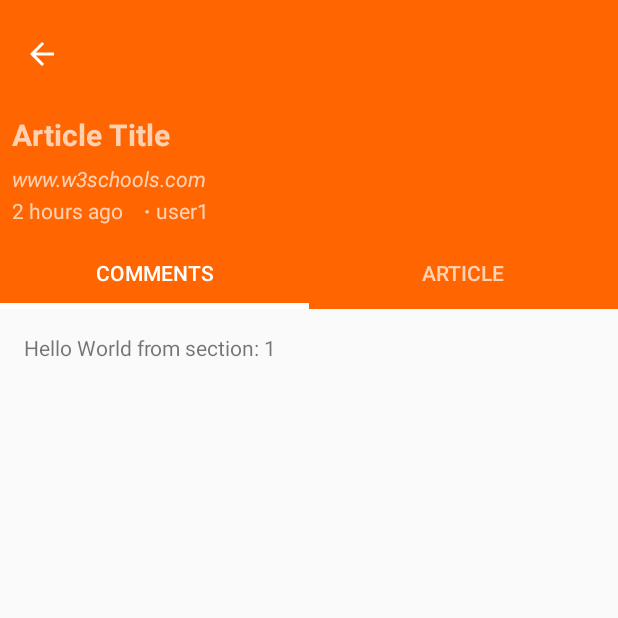
After one commit to laxman-spidey/hackernews-omnify, an Android app: the DetailActivity screen opened directly, with no data from a screen before it, on a phone screen of 412 x 824 dp, the top half of it. The commit adds this screen. Run offline under Robolectric (Android 15) with nearby library versions, the phone set to English and light mode, and no system bars; our stand-ins replace Firebase (no records; nobody signed in at launch, a user with empty details on screens opened directly).

Commit message:
ArticleDetailsActivity: tabviews, article data display, collapsible toolbar - implemented

```diff
--- a/app/src/main/java/com/omnify/hackernews/hackernews/ArticlesRecyclerViewAdapter.java
+++ b/app/src/main/java/com/omnify/hackernews/hackernews/ArticlesRecyclerViewAdapter.java
@@ -46,6 +46,7 @@ public class ArticlesRecyclerViewAdapter extends RecyclerView.Adapter<ArticlesRe
         holder.mArticleTitle.setText(article.title);
         holder.mArticleSite.setText(article.url);
         holder.mArticleSubmittedByUser.setText(article.by);
+        holder.mArticleSubmissionDate.setText(DateUtil.getRelativeTime(article.time));
         if (article.kids != null) {
             holder.mCommentCount.setText("" + article.kids.size());
         } else {
@@ -53,14 +54,11 @@ public class ArticlesRecyclerViewAdapter extends RecyclerView.Adapter<ArticlesRe
         }
 
 
-        holder.mView.setOnClickListener(new View.OnClickListener() {
-            @Override
-            public void onClick(View v) {
-                if (null != mListener) {
-                    // Notify the active callbacks interface (the activity, if the
-                    // fragment is attached to one) that an item has been selected.
-                    mListener.onListFragmentInteraction(holder.mItem);
-                }
+        holder.mView.setOnClickListener(v -> {
+            if (null != mListener) {
+                // Notify the active callbacks interface (the activity, if the
+                // fragment is attached to one) that an item has been selected.
+                mListener.onListFragmentInteraction(holder.mItem);
             }
         });
     }
--- /dev/null
+++ b/app/src/main/java/com/omnify/hackernews/hackernews/DateUtil.java
@@ -0,0 +1,15 @@
+package com.omnify.hackernews.hackernews;
+
+import android.text.format.DateUtils;
+import android.util.Log;
+
+import java.text.SimpleDateFormat;
+import java.util.Date;
+
+public class DateUtil {
+
+    public static String getRelativeTime(long date)
+    {
+        return DateUtils.getRelativeTimeSpanString(date, new Date().getTime(), DateUtils.MINUTE_IN_MILLIS).toString();
+    }
+}
--- /dev/null
+++ b/app/src/main/java/com/omnify/hackernews/hackernews/DetailActivity.java
@@ -0,0 +1,143 @@
+package com.omnify.hackernews.hackernews;
+
+import android.content.Intent;
+import android.support.design.widget.TabLayout;
+import android.support.design.widget.FloatingActionButton;
+import android.support.design.widget.Snackbar;
+import android.support.v7.app.AppCompatActivity;
+import android.support.v7.widget.Toolbar;
+
+import android.support.v4.app.Fragment;
+import android.support.v4.app.FragmentManager;
+import android.support.v4.app.FragmentPagerAdapter;
+import android.support.v4.view.ViewPager;
+import android.os.Bundle;
+import android.view.LayoutInflater;
+import android.view.Menu;
+import android.view.MenuItem;
+import android.view.View;
+import android.view.ViewGroup;
+
+import android.widget.TextView;
+
+import com.omnify.hackernews.hackernews.models.Article;
+
+public class DetailActivity extends BaseActivity {
+
+    private SectionsPagerAdapter mSectionsPagerAdapter;
+    private ViewPager mViewPager;
+    public TextView mArticleTitle;
+    public TextView mArticleSite;
+    public TextView mArticleSubmissionDate;
+    public TextView mArticleSubmittedByUser;
+
+
+    @Override
+    protected void onCreate(Bundle savedInstanceState) {
+        super.onCreate(savedInstanceState);
+        setContentView(R.layout.activity_detail);
+
+        Toolbar toolbar = findViewById(R.id.toolbar);
+        setSupportActionBar(toolbar);
+        getSupportActionBar().setDisplayHomeAsUpEnabled(true);
+        setArticleDataFromIntent();
+        // Create the adapter that will return a fragment for each of the three
+        // primary sections of the activity.
+        mSectionsPagerAdapter = new SectionsPagerAdapter(getSupportFragmentManager());
+
+        // Set up the ViewPager with the sections adapter.
+        mViewPager = (ViewPager) findViewById(R.id.container);
+        mViewPager.setAdapter(mSectionsPagerAdapter);
+
+        TabLayout tabLayout = (TabLayout) findViewById(R.id.tabs);
+
+        mViewPager.addOnPageChangeListener(new TabLayout.TabLayoutOnPageChangeListener(tabLayout));
+        tabLayout.addOnTabSelectedListener(new TabLayout.ViewPagerOnTabSelectedListener(mViewPager));
+
+
+    }
+
+    private void setArticleDataFromIntent() {
+        Article article = Article.newInstance(getIntent().getStringExtra("article"));
+        if (article != null) {
+            mArticleTitle = findViewById(R.id.articleTitle);
+            mArticleSite = findViewById(R.id.articleSite);
+            mArticleSubmissionDate = findViewById(R.id.submissionDate);
+            mArticleSubmittedByUser = findViewById(R.id.submittedByUser);
+
+            mArticleTitle.setText(article.title);
+            mArticleSite.setText(article.url);
+            mArticleSubmittedByUser.setText(article.by);
+            mArticleSubmissionDate.setText(DateUtil.getRelativeTime(article.time));
+        }
+    }
+
+    @Override
+    public boolean onOptionsItemSelected(MenuItem item) {
+        switch (item.getItemId()) {
+            case android.R.id.home:
+                onBackPressed();
+                return true;
+        }
+        return super.onOptionsItemSelected(item);
+    }
+
+    /**
+     * A placeholder fragment containing a simple view.
+     */
+    public static class PlaceholderFragment extends Fragment {
+        /**
+         * The fragment argument representing the section number for this
+         * fragment.
+         */
+        private static final String ARG_SECTION_NUMBER = "section_number";
+
+        public PlaceholderFragment() {
+        }
+
+        /**
+         * Returns a new instance of this fragment for the given section
+         * number.
+         */
+        public static PlaceholderFragment newInstance(int sectionNumber) {
+            PlaceholderFragment fragment = new PlaceholderFragment();
+            Bundle args = new Bundle();
+            args.putInt(ARG_SECTION_NUMBER, sectionNumber);
+            fragment.setArguments(args);
+            return fragment;
+        }
+
+        @Override
+        public View onCreateView(LayoutInflater inflater, ViewGroup container,
+                                 Bundle savedInstanceState) {
+            View rootView = inflater.inflate(R.layout.fragment_detail, container, false);
+            TextView textView = (TextView) rootView.findViewById(R.id.section_label);
+            textView.setText(getString(R.string.section_format, getArguments().getInt(ARG_SECTION_NUMBER)));
+            return rootView;
+        }
+    }
+
+    /**
+     * A {@link FragmentPagerAdapter} that returns a fragment corresponding to
+     * one of the sections/tabs/pages.
+     */
+    public class SectionsPagerAdapter extends FragmentPagerAdapter {
+
+        public SectionsPagerAdapter(FragmentManager fm) {
+            super(fm);
+        }
+
+        @Override
+        public Fragment getItem(int position) {
+            // getItem is called to instantiate the fragment for the given page.
+            // Return a PlaceholderFragment (defined as a static inner class below).
+            return PlaceholderFragment.newInstance(position + 1);
+        }
+
+        @Override
+        public int getCount() {
+            // Show 3 total pages.
+            return 3;
+        }
+    }
+}
--- a/app/src/main/java/com/omnify/hackernews/hackernews/MainActivity.java
+++ b/app/src/main/java/com/omnify/hackernews/hackernews/MainActivity.java
@@ -1,5 +1,6 @@
 package com.omnify.hackernews.hackernews;
 
+import android.content.Intent;
 import android.os.Bundle;
 import android.support.design.widget.FloatingActionButton;
 import android.support.design.widget.Snackbar;
@@ -27,6 +28,9 @@ public class MainActivity extends BaseActivity implements ArticlesFragment.OnLis
 
     @Override
     public void onListFragmentInteraction(Article item) {
+        Intent intent = new Intent(MainActivity.this, DetailActivity.class);
+        intent.putExtra("article", item.toString());
+        startActivity(intent);
 
     }
 }
--- a/app/src/main/java/com/omnify/hackernews/hackernews/models/Article.java
+++ b/app/src/main/java/com/omnify/hackernews/hackernews/models/Article.java
@@ -1,6 +1,7 @@
 package com.omnify.hackernews.hackernews.models;
 
 import com.google.firebase.database.Exclude;
+import com.google.gson.Gson;
 
 import java.util.List;
 
@@ -15,5 +16,7 @@ public class Article extends Model {
     public long time;
     public List<Integer> kids;
 
-
+    public static Article newInstance(String json) {
+        return new Gson().fromJson(json, Article.class);
+    }
 }
--- /dev/null
+++ b/app/src/main/res/layout/activity_detail.xml
@@ -0,0 +1,143 @@
+<?xml version="1.0" encoding="utf-8"?>
+<android.support.design.widget.CoordinatorLayout xmlns:android="http://schemas.android.com/apk/res/android"
+    xmlns:app="http://schemas.android.com/apk/res-auto"
+    xmlns:tools="http://schemas.android.com/tools"
+    android:id="@+id/main_content"
+    android:layout_width="match_parent"
+    android:layout_height="match_parent"
+    android:fitsSystemWindows="true"
+    tools:context=".DetailActivity">
+
+    <android.support.design.widget.AppBarLayout
+        android:id="@+id/appbar"
+        android:layout_width="match_parent"
+        android:layout_height="wrap_content"
+        android:paddingTop="@dimen/appbar_padding_top"
+        android:theme="@style/AppTheme.AppBarOverlay">
+
+        <android.support.design.widget.CollapsingToolbarLayout
+            android:id="@+id/toolbar_layout"
+            android:layout_width="match_parent"
+            android:layout_height="match_parent"
+            android:fitsSystemWindows="true"
+            app:layout_scrollFlags="scroll|exitUntilCollapsed">
+
+            <RelativeLayout
+                android:layout_width="wrap_content"
+                android:layout_height="match_parent"
+                android:padding="8dp"
+                android:layout_marginTop="?attr/actionBarSize"
+                android:paddingBottom="5dp"
+                app:layout_collapseMode="parallax"
+                app:layout_collapseParallaxMultiplier="0.5"
+                android:paddingLeft="12dp">
+
+                <TextView
+                    android:id="@+id/articleTitle"
+                    android:layout_width="match_parent"
+                    android:layout_height="wrap_content"
+                    android:layout_marginBottom="4dp"
+                    android:layout_marginTop="4dp"
+                    android:ellipsize="marquee"
+                    android:maxLines="2"
+                    android:text="Article Title"
+                    android:textSize="20sp"
+                    android:textStyle="bold" />
+
+                <TextView
+                    android:id="@+id/articleSite"
+                    android:layout_width="match_parent"
+                    android:layout_height="wrap_content"
+                    android:layout_below="@id/articleTitle"
+                    android:layout_marginBottom="2dp"
+                    android:layout_marginTop="2dp"
+                    android:ellipsize="marquee"
+                    android:singleLine="true"
+                    android:text="www.w3schools.com"
+                    android:textSize="14sp"
+                    android:textStyle="italic" />
+
+                <TextView
+                    android:id="@+id/submissionDate"
+                    android:layout_width="wrap_content"
+                    android:layout_height="wrap_content"
+                    android:layout_below="@id/articleSite"
+                    android:text="2 hours ago   " />
+
+                <TextView
+                    android:id="@+id/middleDot"
+                    android:layout_width="wrap_content"
+                    android:layout_height="wrap_content"
+                    android:layout_alignTop="@+id/submissionDate"
+                    android:layout_toEndOf="@+id/submissionDate"
+                    android:layout_toRightOf="@+id/submissionDate"
+                    android:paddingLeft="4dp"
+                    android:paddingRight="4dp"
+                    android:text="·"
+                    android:textSize="14sp"
+                    android:textStyle="bold"
+
+                    />
+
+                <TextView
+                    android:id="@+id/submittedByUser"
+                    android:layout_width="wrap_content"
+                    android:layout_height="wrap_content"
+                    android:layout_alignTop="@+id/submissionDate"
+                    android:layout_toEndOf="@+id/middleDot"
+                    android:layout_toRightOf="@+id/middleDot"
+                    android:text="user1" />
+            </RelativeLayout>
+
+            <android.support.v7.widget.Toolbar
+                android:id="@+id/toolbar"
+                android:layout_width="match_parent"
+                android:layout_height="?attr/actionBarSize"
+                android:background="?attr/colorPrimary"
+                android:contentInsetStart="0dp"
+                android:contentInsetLeft="0dp"
+
+                app:layout_collapseMode="pin"
+                android:minHeight="?attr/actionBarSize"
+                android:layout_alignParentTop="true"
+                >
+                <RelativeLayout
+                    android:layout_width="match_parent"
+                    android:layout_height="match_parent">
+
+                </RelativeLayout>
+            </android.support.v7.widget.Toolbar>
+        </android.support.design.widget.CollapsingToolbarLayout>
+
+        <android.support.design.widget.TabLayout
+            android:id="@+id/tabs"
+            android:layout_width="match_parent"
+            android:elevation="6sp"
+            app:tabIndicatorColor="@color/white"
+            app:tabIndicatorHeight="4dp"
+            android:layout_height="wrap_content">
+
+            <android.support.design.widget.TabItem
+                android:id="@+id/tabItem"
+                android:layout_width="wrap_content"
+                android:layout_height="wrap_content"
+                android:text="@string/tab_text_1" />
+
+            <android.support.design.widget.TabItem
+                android:id="@+id/tabItem2"
+                android:layout_width="wrap_content"
+                android:layout_height="wrap_content"
+                android:text="@string/tab_text_2" />
+
+
+        </android.support.design.widget.TabLayout>
+    </android.support.design.widget.AppBarLayout>
+
+    <android.support.v4.view.ViewPager
+        android:id="@+id/container"
+        android:layout_width="match_parent"
+        android:layout_height="match_parent"
+        app:layout_behavior="@string/appbar_scrolling_view_behavior" />
+
+
+</android.support.design.widget.CoordinatorLayout>
--- a/app/src/main/res/layout/article_item.xml
+++ b/app/src/main/res/layout/article_item.xml
@@ -58,11 +58,25 @@
                 android:layout_below="@id/articleSite"
                 android:text="2 hours ago   "/>
             <TextView
+                android:id="@+id/middleDot"
+                android:layout_width="wrap_content"
+                android:layout_height="wrap_content"
+                android:text="·"
+                android:textSize="14sp"
+                android:textStyle="bold"
+                android:paddingLeft="4dp"
+                android:paddingRight="4dp"
+                android:layout_alignTop="@+id/submissionDate"
+                android:layout_toRightOf="@+id/submissionDate"
+                android:layout_toEndOf="@+id/submissionDate"
+
+                />
+            <TextView
                 android:id="@+id/submittedByUser"
                 android:layout_width="wrap_content"
                 android:layout_height="wrap_content"
-                android:layout_toRightOf="@+id/submissionDate"
-                android:layout_toEndOf="@+id/submissionDate"
+                android:layout_toRightOf="@+id/middleDot"
+                android:layout_toEndOf="@+id/middleDot"
                 android:layout_alignTop="@+id/submissionDate"
                 android:text="user1"
                 />
--- /dev/null
+++ b/app/src/main/res/layout/fragment_detail.xml
@@ -0,0 +1,23 @@
+<?xml version="1.0" encoding="utf-8"?>
+<android.support.constraint.ConstraintLayout xmlns:android="http://schemas.android.com/apk/res/android"
+    xmlns:app="http://schemas.android.com/apk/res-auto"
+    xmlns:tools="http://schemas.android.com/tools"
+    android:id="@+id/constraintLayout"
+    android:layout_width="match_parent"
+    android:layout_height="match_parent"
+    tools:context=".DetailActivity$PlaceholderFragment">
+
+    <TextView
+        android:id="@+id/section_label"
+        android:layout_width="wrap_content"
+        android:layout_height="wrap_content"
+        android:layout_marginBottom="@dimen/activity_vertical_margin"
+        android:layout_marginEnd="@dimen/activity_horizontal_margin"
+        android:layout_marginStart="@dimen/activity_horizontal_margin"
+        android:layout_marginTop="@dimen/activity_vertical_margin"
+        app:layout_constraintLeft_toLeftOf="parent"
+        app:layout_constraintTop_toTopOf="@+id/constraintLayout"
+        tools:layout_constraintLeft_creator="1"
+        tools:layout_constraintTop_creator="1" />
+
+</android.support.constraint.ConstraintLayout>
--- /dev/null
+++ b/app/src/main/res/menu/menu_detail.xml
@@ -0,0 +1,10 @@
+<menu xmlns:android="http://schemas.android.com/apk/res/android"
+    xmlns:app="http://schemas.android.com/apk/res-auto"
+    xmlns:tools="http://schemas.android.com/tools"
+    tools:context="com.omnify.hackernews.hackernews.DetailActivity">
+    <item
+        android:id="@+id/action_settings"
+        android:orderInCategory="100"
+        android:title="@string/action_settings"
+        app:showAsAction="never" />
+</menu>
--- /dev/null
+++ b/app/src/main/res/values-w820dp/dimens.xml
@@ -0,0 +1,6 @@
+<resources>
+    <!-- Example customization of dimensions originally defined in res/values/dimens.xml
+         (such as screen margins) for screens with more than 820dp of available width. This
+         would include 7" and 10" devices in landscape (~960dp and ~1280dp respectively). -->
+    <dimen name="activity_horizontal_margin">64dp</dimen>
+</resources>
--- a/app/src/main/res/values/dimens.xml
+++ b/app/src/main/res/values/dimens.xml
@@ -4,4 +4,8 @@
 
     <dimen name="fab_margin">16dp</dimen>
     <dimen name="text_margin">16dp</dimen>
+    <!-- Default screen margins, per the Android Design guidelines. -->
+    <dimen name="activity_horizontal_margin">16dp</dimen>
+    <dimen name="activity_vertical_margin">16dp</dimen>
+    <dimen name="appbar_padding_top">8dp</dimen>
 </resources>
--- a/app/src/main/res/values/strings.xml
+++ b/app/src/main/res/values/strings.xml
@@ -1,4 +1,9 @@
 <resources>
     <string name="app_name">Hacker News</string>
     <string name="title_activity_main">MainActivity</string>
+    <string name="title_activity_detail">DetailActivity</string>
+    <string name="tab_text_1">Comments</string>
+    <string name="tab_text_2">Article</string>
+    <string name="action_settings">Settings</string>
+    <string name="section_format">Hello World from section: %1$d</string>
 </resources>
```
Also changed, not shown: app/src/main/AndroidManifest.xml (+13 -3 lines).
